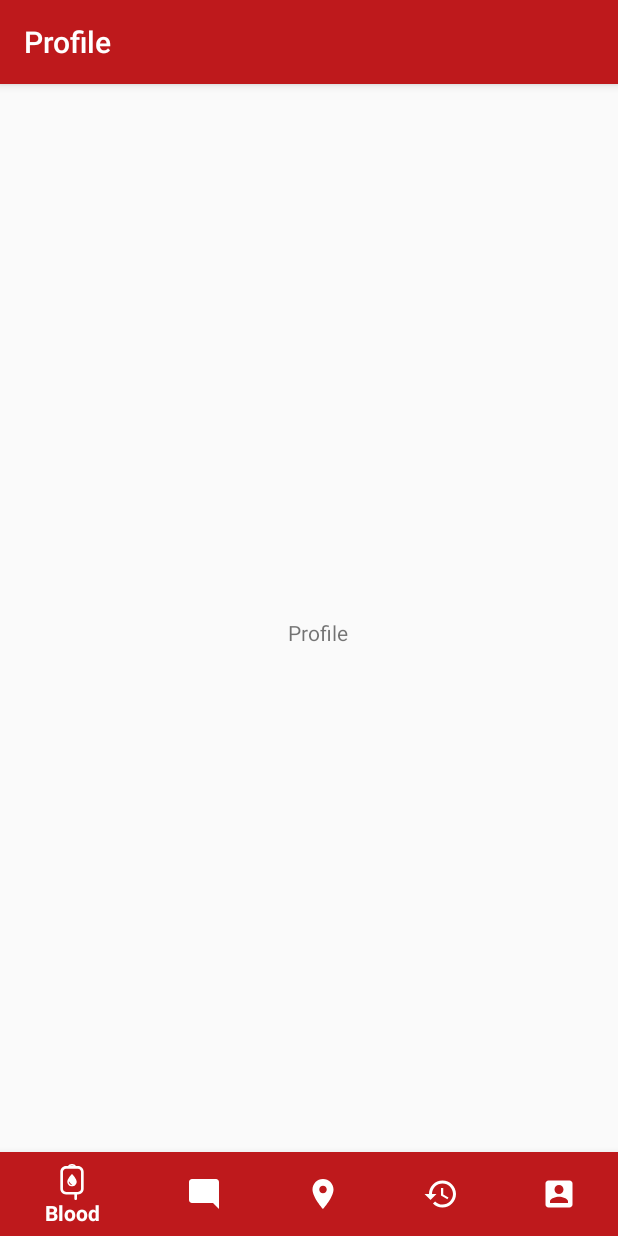
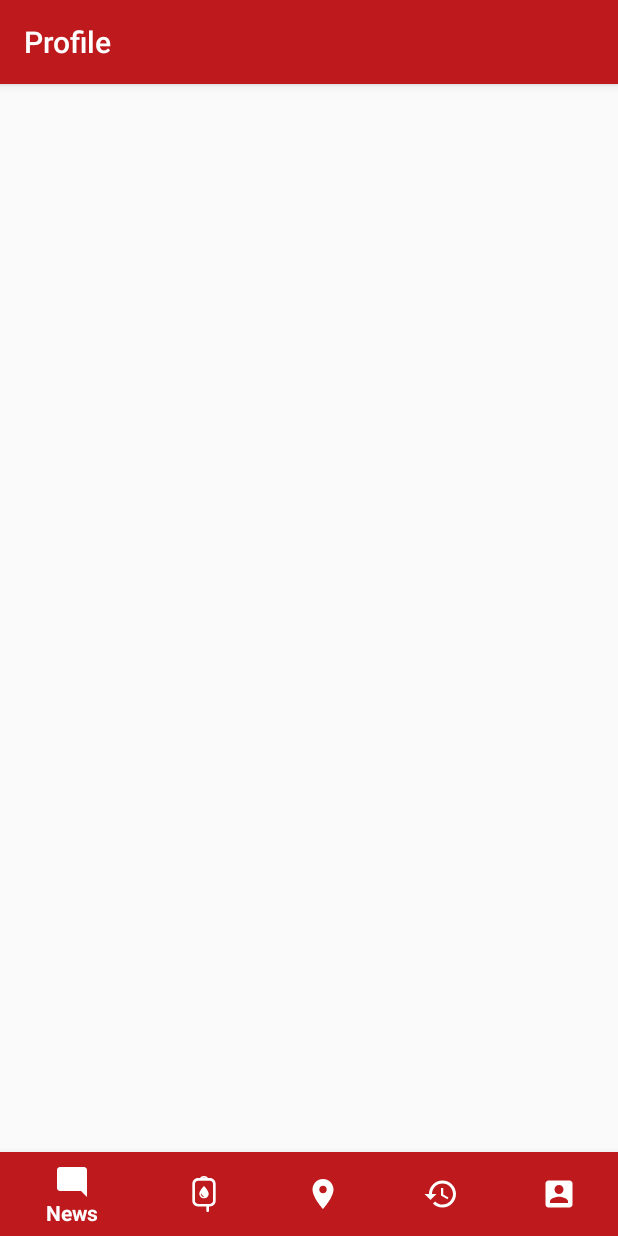
Before and after one commit to kristsanapong/test499, an Android app: the Profile screen opened directly, with no data from a screen before it, on a phone screen of 412 x 824 dp. Run offline under Robolectric (Android 15) with nearby library versions, the light colour scheme and no system bars.

Commit message:
Google map and navigation bar are updates.

```diff
--- a/app/src/main/java/com/example/proj499/History.java
+++ b/app/src/main/java/com/example/proj499/History.java
@@ -30,7 +30,7 @@ public class History extends AppCompatActivity {
                     overridePendingTransition(0, 0);
                     return true;
                 case R.id.navigation_Maps:
-                    in = new Intent(getBaseContext(),Map.class);
+                    in = new Intent(getBaseContext(),MapsActivity.class);
                     startActivity(in);
                     overridePendingTransition(0, 0);
                     return true;
--- a/app/src/main/java/com/example/proj499/MainActivity.java
+++ b/app/src/main/java/com/example/proj499/MainActivity.java
@@ -1,8 +1,11 @@
 package com.example.proj499;
 
 import android.content.Intent;
+import android.support.annotation.NonNull;
+import android.support.design.widget.BottomNavigationView;
 import android.support.v7.app.AppCompatActivity;
 import android.os.Bundle;
+import android.view.MenuItem;
 import android.view.View;
 import android.widget.Button;
 
--- a/app/src/main/java/com/example/proj499/Map.java
+++ b/app/src/main/java/com/example/proj499/Map.java
@@ -9,7 +9,6 @@ import android.view.MenuItem;
 import android.widget.TextView;
 
 import com.google.android.gms.maps.GoogleMap;
-import com.google.android.gms.maps.SupportMapFragment;
 
 public class Map extends AppCompatActivity {
 
@@ -64,4 +63,6 @@ public class Map extends AppCompatActivity {
 
     }
 
+
+
 }
--- a/app/src/main/java/com/example/proj499/News.java
+++ b/app/src/main/java/com/example/proj499/News.java
@@ -30,7 +30,7 @@ public class News extends AppCompatActivity {
                     overridePendingTransition(0, 0);
                     return true;
                 case R.id.navigation_Maps:
-                    in = new Intent(getBaseContext(),Map.class);
+                    in = new Intent(getBaseContext(),MapsActivity.class);
                     startActivity(in);
                     overridePendingTransition(0, 0);
                     return true;
--- a/app/src/main/java/com/example/proj499/Profile.java
+++ b/app/src/main/java/com/example/proj499/Profile.java
@@ -30,7 +30,7 @@ public class Profile extends AppCompatActivity {
                     overridePendingTransition(0, 0);
                     return true;
                 case R.id.navigation_Maps:
-                    in = new Intent(getBaseContext(),Map.class);
+                    in = new Intent(getBaseContext(),MapsActivity.class);
                     startActivity(in);
                     overridePendingTransition(0, 0);
                     return true;
--- a/app/src/main/java/com/example/proj499/blooddonation.java
+++ b/app/src/main/java/com/example/proj499/blooddonation.java
@@ -7,6 +7,7 @@ import android.support.design.widget.BottomNavigationView;
 import android.support.v7.app.AppCompatActivity;
 import android.view.MenuItem;
 import android.widget.TextView;
+import android.app.Activity;
 
 public class blooddonation extends AppCompatActivity {
 
@@ -30,7 +31,7 @@ public class blooddonation extends AppCompatActivity {
                     overridePendingTransition(0, 0);
                     return true;
                 case R.id.navigation_Maps:
-                    in = new Intent(getBaseContext(),Map.class);
+                    in = new Intent(getBaseContext(),MapsActivity.class);
                     startActivity(in);
                     overridePendingTransition(0, 0);
                     return true;
--- a/app/src/main/java/com/example/proj499/bloodinformation.java
+++ b/app/src/main/java/com/example/proj499/bloodinformation.java
@@ -30,7 +30,7 @@ public class bloodinformation extends AppCompatActivity {
                     overridePendingTransition(0, 0);
                     return true;
                 case R.id.navigation_Maps:
-                    in = new Intent(getBaseContext(),Map.class);
+                    in = new Intent(getBaseContext(),MapsActivity.class);
                     startActivity(in);
                     overridePendingTransition(0, 0);
                     return true;
--- a/app/src/main/res/layout/activity_profile.xml
+++ b/app/src/main/res/layout/activity_profile.xml
@@ -6,16 +6,6 @@
     android:layout_width="match_parent"
     android:layout_height="match_parent"
     tools:context=".Profile">
-
-    <TextView
-        android:id="@+id/message"
-        android:layout_width="wrap_content"
-        android:layout_height="wrap_content"
-        android:layout_marginLeft="192dp"
-        android:layout_marginTop="356dp"
-        android:text="Profile"
-        app:layout_constraintLeft_toLeftOf="parent"
-        app:layout_constraintTop_toTopOf="parent" />
 
     <android.support.design.widget.BottomNavigationView
         android:id="@+id/navigation"
--- a/app/src/main/res/menu/navigation.xml
+++ b/app/src/main/res/menu/navigation.xml
@@ -1,26 +1,23 @@
 <?xml version="1.0" encoding="utf-8"?>
 <menu xmlns:android="http://schemas.android.com/apk/res/android">
 
-    <item
-        android:id="@+id/navigation_Blood"
-        android:icon="@drawable/ic_blood_bag"
-        android:title="Blood" />
 
     <item
         android:id="@+id/navigation_News"
         android:icon="@drawable/ic_news"
         android:title="News" />
-
+    <item
+        android:id="@+id/navigation_Blood"
+        android:icon="@drawable/ic_blood_bag"
+        android:title="Blood" />
     <item
         android:id="@+id/navigation_Maps"
         android:icon="@drawable/ic_location"
         android:title="Maps" />
-
     <item
         android:id="@+id/navigation_History"
         android:icon="@drawable/ic_history_"
         android:title="History" />
-
     <item
         android:id="@+id/navigation_Profile"
         android:icon="@drawable/ic_account_box"
```
Also changed, not shown: app/src/main/java/com/example/proj499/MapsActivity.java (+4 -3 lines), app/src/main/res/layout/activity_map.xml (+1 -11 lines), app/src/main/res/layout/activity_signup.xml (+4 -4 lines).
